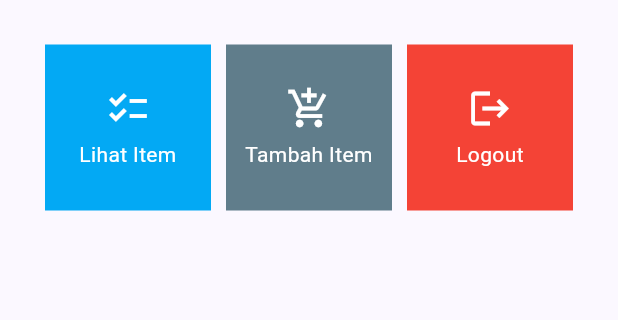
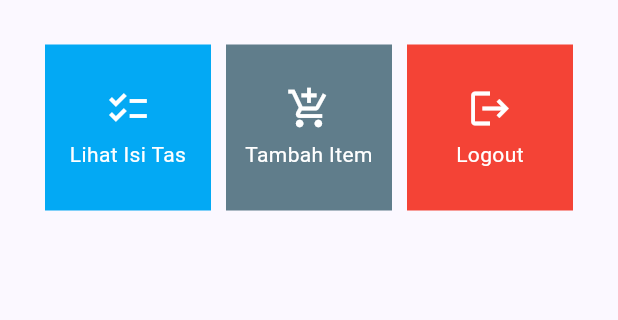
Before and after one commit to GoedangG/BackPacker, a Flutter app: the screen it shows after launch, on a phone screen of 412 x 824 dp, the part 179-499 px from its top. Run offline on Flutter 3.47's test engine with Material 2 defaults, Android fonts, the phone set to English and light mode, and no system bars.

Commit message:
Tugas 8 + Bonus

```diff
--- a/lib/screens/BackPackForm.dart
+++ b/lib/screens/BackPackForm.dart
@@ -1,5 +1,14 @@
 import 'package:flutter/material.dart';
 import 'package:bayu_inventory/widgets/left_drawer.dart';
+
+class Item {
+  static List<Item> itemList = [];
+  String name;
+  int amount;
+  String description;
+
+  Item(this.name, this.amount, this.description);
+}
 
 class BackPackForm extends StatefulWidget{
   const BackPackForm({super.key});
@@ -135,6 +144,7 @@ class _BackPackFormState extends State<BackPackForm> {
                                   child: const Text('OK'),
                                   onPressed: (){
                                     Navigator.pop(context);
+                                    Item.itemList.add(Item(_name, _amount, _description));
                                   },
                                 ),
                               ],
--- a/lib/screens/menu.dart
+++ b/lib/screens/menu.dart
@@ -6,7 +6,7 @@ class MyHomePage extends StatelessWidget {
   MyHomePage({Key? key}) : super(key: key);
 
   final List<ShopItem> items = [
-    ShopItem("Lihat Item", Icons.checklist, Colors.lightBlue),
+    ShopItem("Lihat Isi Tas", Icons.checklist, Colors.lightBlue),
     ShopItem("Tambah Item", Icons.add_shopping_cart, Colors.blueGrey),
     ShopItem("Logout", Icons.logout, Colors.red),
   ];
--- a/lib/widgets/item_cards.dart
+++ b/lib/widgets/item_cards.dart
@@ -35,9 +35,9 @@ class ShopCard extends StatelessWidget {
             );
           }
 
-          if (item.name == "Lihat Item"){
+          if (item.name == "Lihat Isi Tas"){
             Navigator.push(context,
-            MaterialPageRoute(builder: (context) => const LihatItem())
+            MaterialPageRoute(builder: (context) => LihatItem(itemList: Item.itemList))
             );
           }
         },
--- a/lib/widgets/left_drawer.dart
+++ b/lib/widgets/left_drawer.dart
@@ -27,7 +27,7 @@ class LeftDrawer extends StatelessWidget {
                   ),
                 ),
                 Padding(padding: EdgeInsets.all(10)),
-                Text("Catat seluruh barang yang kamu butuhkan di sini!",
+                Text("Solusi Untuk Kamu Yang Pelupa!",
                     textAlign: TextAlign.center,
                     style: TextStyle(
                       fontSize: 15,
@@ -68,7 +68,7 @@ class LeftDrawer extends StatelessWidget {
               Navigator.pushReplacement(
                 context,
                 MaterialPageRoute(
-                  builder: (context) => const  LihatItem()),
+                  builder: (context) => LihatItem(itemList: Item.itemList)),
                 );
             },
           )
```
Also changed, not shown: lib/screens/lihat_item.dart (+63 -9 lines), 1 other file.
